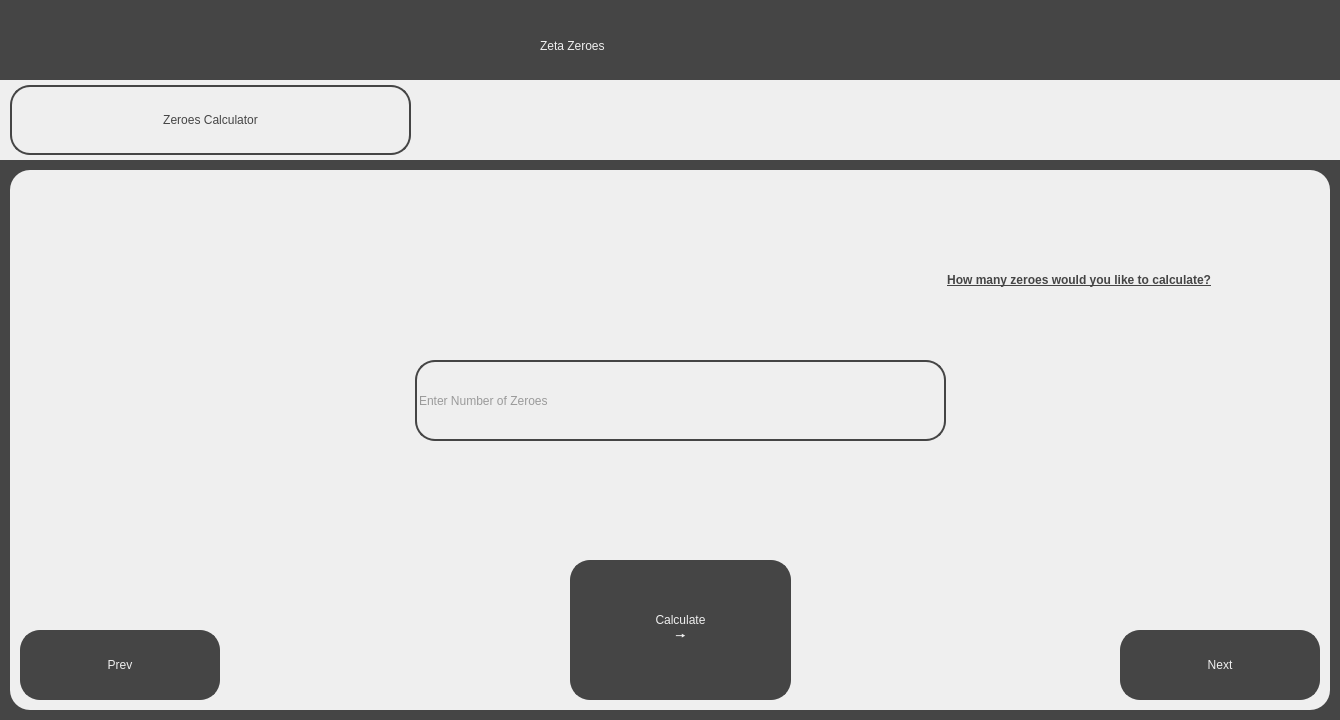
Before: the Qt Designer form src/ui/investigation_screens/calculate_zeroes.ui in jackm245/Riemann-Hypothesis, drawn with Qt 5.
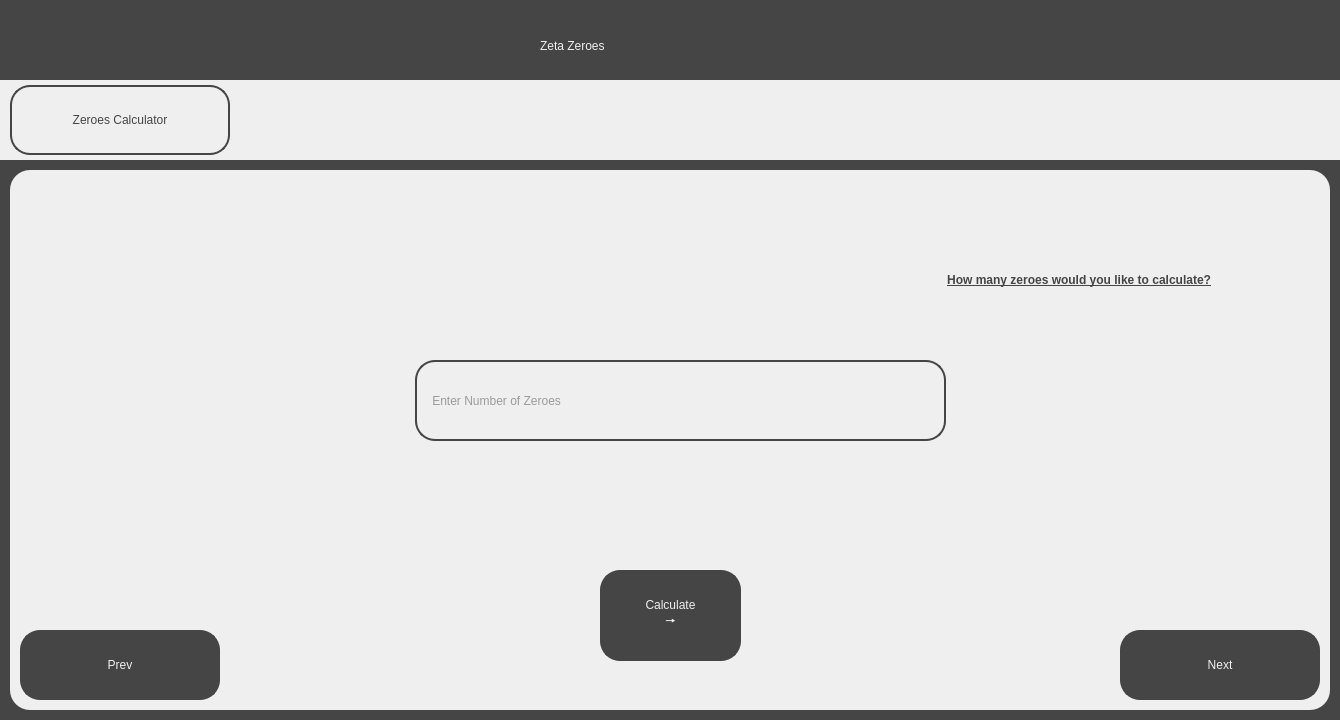
After: the same form once the commit is applied.

The edit to the form file:
```diff
--- a/src/ui/investigation_screens/calculate_zeroes.ui
+++ b/src/ui/investigation_screens/calculate_zeroes.ui
@@ -61,7 +61,7 @@
       <rect>
        <x>10</x>
        <y>5</y>
-       <width>401</width>
+       <width>220</width>
        <height>70</height>
       </rect>
      </property>
@@ -163,7 +163,7 @@
       <string/>
      </property>
      <property name="placeholderText">
-      <string>Enter Number of Zeroes</string>
+      <string>    Enter Number of Zeroes</string>
      </property>
     </widget>
     <widget class="QLabel" name="NoOfZeroesText">
@@ -187,10 +187,10 @@
     <widget class="QPushButton" name="CalculateButton">
      <property name="geometry">
       <rect>
-       <x>560</x>
-       <y>390</y>
-       <width>221</width>
-       <height>140</height>
+       <x>590</x>
+       <y>400</y>
+       <width>141</width>
+       <height>91</height>
       </rect>
      </property>
      <property name="cursor">
```
Left out of the diff: 10 changed lines with no effect on the pictures.
